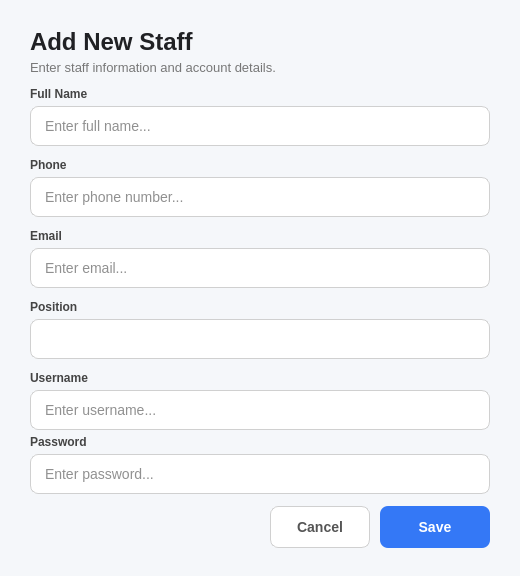
Old version of the form gui/widgets/addstaffdialog.ui in the repository nuibof/PhoneStoreManagement.
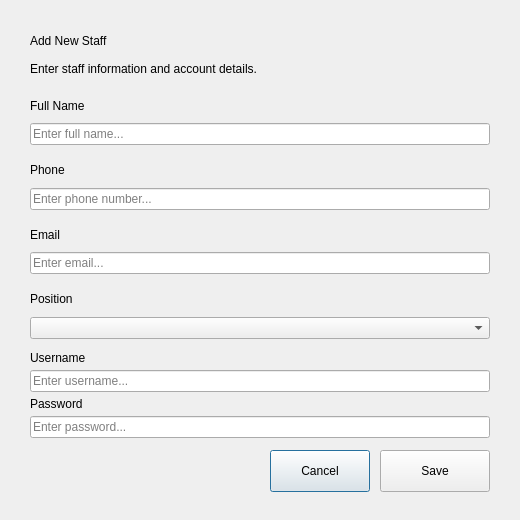
New version of the form.

What changed in the file:
```diff
--- a/gui/widgets/addstaffdialog.ui
+++ b/gui/widgets/addstaffdialog.ui
@@ -15,88 +15,6 @@
             <string>Add Staff</string>
         </property>
 
-        <property name="styleSheet">
-            <string notr="true">
-
-                QDialog {
-                background-color: #F5F7FA;
-                }
-
-                QLabel#lblTitle {
-                color: #202124;
-                font-size: 24px;
-                font-weight: bold;
-                }
-
-                QLabel#lblSubtitle {
-                color: #777777;
-                font-size: 13px;
-                }
-
-                QLabel.formLabel {
-                color: #444444;
-                font-size: 13px;
-                font-weight: bold;
-                }
-
-                QLineEdit,
-                QComboBox {
-                background-color: #FFFFFF;
-                color: #222222;
-                border: 1px solid #D0D0D0;
-                border-radius: 8px;
-                padding: 9px 12px;
-                font-size: 14px;
-                min-height: 20px;
-                }
-
-                QLineEdit:focus,
-                QComboBox:focus {
-                border: 1px solid #3478F6;
-                }
-
-                QComboBox::drop-down {
-                border: none;
-                width: 30px;
-                }
-
-                QPushButton#btnCancel {
-                background-color: #FFFFFF;
-                color: #555555;
-                border: 1px solid #D0D0D0;
-                border-radius: 8px;
-                padding: 10px 20px;
-                font-size: 14px;
-                font-weight: bold;
-                }
-
-                QPushButton#btnCancel:hover {
-                background-color: #F0F4FF;
-                color: #3478F6;
-                border: 1px solid #B8C9F5;
-                }
-
-                QPushButton#btnSave {
-                background-color: #3478F6;
-                color: #FFFFFF;
-                border: none;
-                border-radius: 8px;
-                padding: 10px 24px;
-                font-size: 14px;
-                font-weight: bold;
-                }
-
-                QPushButton#btnSave:hover {
-                background-color: #4A8CFF;
-                }
-
-                QPushButton#btnSave:pressed {
-                background-color: #2864D7;
-                }
-
-            </string>
-        </property>
-
         <layout class="QVBoxLayout" name="mainLayout">
 
             <property name="spacing">
@@ -159,9 +77,6 @@
                             <property name="text">
                                 <string>Full Name</string>
                             </property>
-                            <property name="styleSheet">
-                                <string notr="true">font-weight: bold; color: #444444;</string>
-                            </property>
                         </widget>
                     </item>
 
@@ -189,9 +104,6 @@
                             <property name="text">
                                 <string>Phone</string>
                             </property>
-                            <property name="styleSheet">
-                                <string notr="true">font-weight: bold; color: #444444;</string>
-                            </property>
                         </widget>
                     </item>
 
@@ -219,9 +131,6 @@
                             <property name="text">
                                 <string>Email</string>
                             </property>
-                            <property name="styleSheet">
-                                <string notr="true">font-weight: bold; color: #444444;</string>
-                            </property>
                         </widget>
                     </item>
 
@@ -249,9 +158,6 @@
                             <property name="text">
                                 <string>Position</string>
                             </property>
-                            <property name="styleSheet">
-                                <string notr="true">font-weight: bold; color: #444444;</string>
-                            </property>
                         </widget>
                     </item>
 
@@ -279,9 +185,6 @@
                             <property name="text">
                                 <string>Username</string>
                             </property>
-                            <property name="styleSheet">
-                                <string notr="true">font-weight: bold; color: #444444;</string>
-                            </property>
                         </widget>
                     </item>
 
@@ -298,9 +201,6 @@
                             <property name="text">
                                 <string>Password</string>
                             </property>
-                            <property name="styleSheet">
-                                <string notr="true">font-weight: bold; color: #444444;</string>
-                            </property>
                         </widget>
                     </item>
 
```
